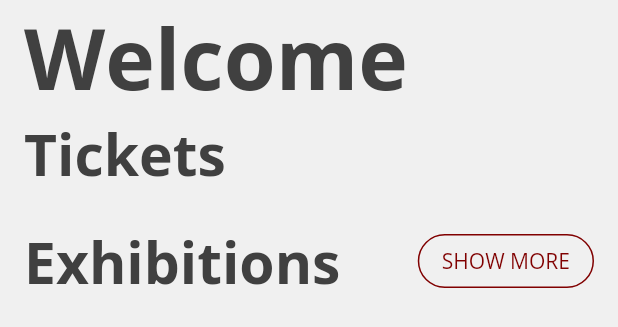
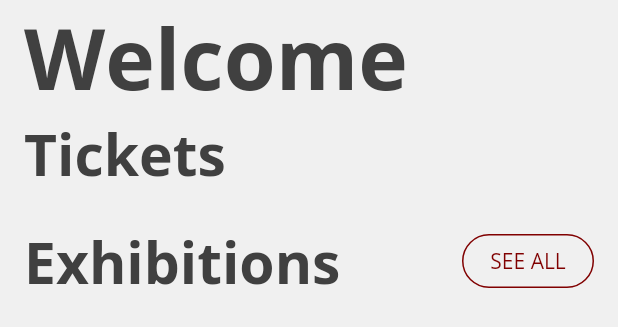
Before and after one commit to krystofwoldrich/museum-guide-app, a Flutter app: the Dashboard widget shown alone on an empty page, opened directly, on a phone screen of 412 x 824 dp. Shown: the top 327 px of the screen. Run offline on Flutter 3.47's test engine with Material 2 defaults, Android fonts, the phone set to English and light mode, and no system bars; drawn by our look-alikes of auto_size_text; our stand-ins replace audioplayers, flutter_local_notifications, flutter_redux, redux, redux_thunk; missing offline and left inert: barcode_scan.

Commit message:
add auto size text to the titles widgets

```diff
--- a/lib/characterStyles/ScreenTitle.dart
+++ b/lib/characterStyles/ScreenTitle.dart
@@ -1,5 +1,6 @@
 import 'package:flutter/material.dart';
 import 'package:museum_guide_app/theme/theme.dart';
+import 'package:auto_size_text/auto_size_text.dart';
 
 class ScreenTitle extends StatelessWidget {
   final String _content;
@@ -9,9 +10,11 @@ class ScreenTitle extends StatelessWidget {
   @override
   Widget build(BuildContext context) {
     return Container(
-      child: Text(
+      child: AutoSizeText(
         this._content,
         style: TextStyle(fontSize: 56, fontWeight: FontWeight.bold),
+        minFontSize: 38,
+        maxLines: 2,
       ),
       margin: EdgeInsets.only(left: layoutMarginLeft),
     );
--- a/lib/characterStyles/SectionTitle.dart
+++ b/lib/characterStyles/SectionTitle.dart
@@ -1,4 +1,5 @@
 import 'package:flutter/material.dart';
+import 'package:auto_size_text/auto_size_text.dart';
 
 class SectionTitle extends StatelessWidget {
   final String _content;
@@ -7,9 +8,14 @@ class SectionTitle extends StatelessWidget {
 
   @override
   Widget build(BuildContext context) {
-    return Text(
-      this._content,
-      style: TextStyle(fontSize: 38, fontWeight: FontWeight.bold),
+    return Expanded(
+      child: AutoSizeText(
+        this._content,
+        style: TextStyle(fontSize: 38, fontWeight: FontWeight.bold),
+        minFontSize: 28,
+        overflow: TextOverflow.ellipsis,
+        maxLines: 1,
+      ),
     );
   }
 }
--- a/lib/screens/Dashboard.dart
+++ b/lib/screens/Dashboard.dart
@@ -73,6 +73,7 @@ class Dashboard extends StatelessWidget {
             builder: (BuildContext context) => ExhibitionTabs(),
           ));
         },
+        onMoreTitle: 'See all',
       ),
     );
   }
```
